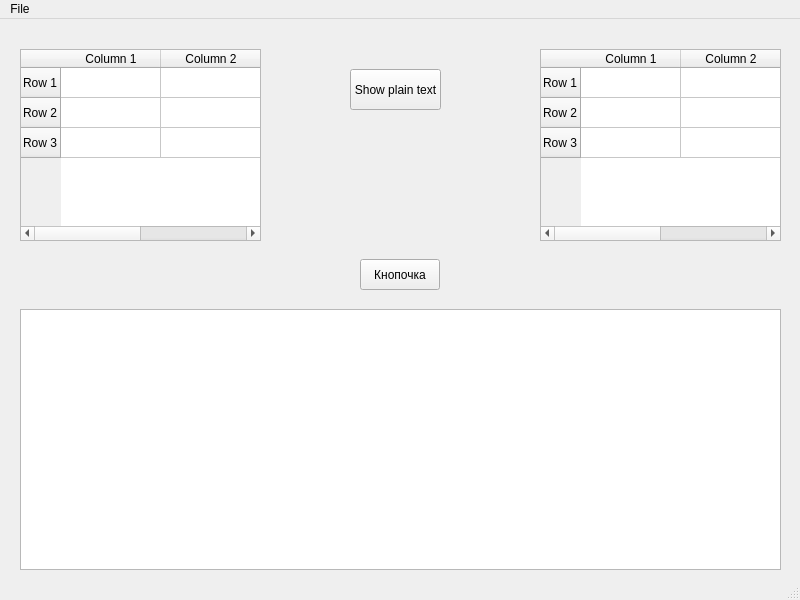
This is mainwindow.ui in fenryux/SAPR as Qt 5 draws it before an edit. The edited form follows.
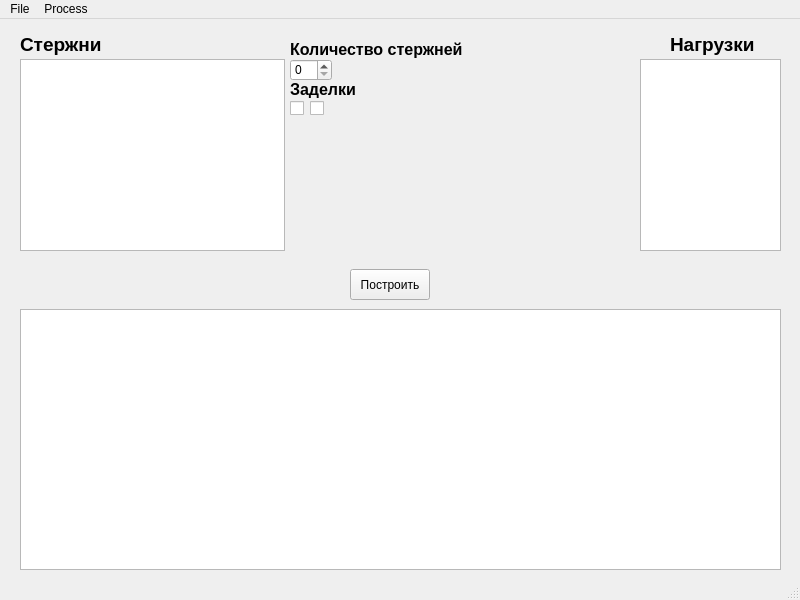
This is the edited form.

```diff
--- a/mainwindow.ui
+++ b/mainwindow.ui
@@ -27,100 +27,163 @@
      </rect>
     </property>
    </widget>
-   <widget class="QPushButton" name="pushButton">
-    <property name="geometry">
-     <rect>
-      <x>360</x>
-      <y>240</y>
-      <width>80</width>
-      <height>31</height>
-     </rect>
-    </property>
-    <property name="text">
-     <string>Кнопочка</string>
-    </property>
-   </widget>
-   <widget class="QTableWidget" name="tableWidget">
-    <property name="geometry">
-     <rect>
-      <x>20</x>
-      <y>30</y>
-      <width>241</width>
-      <height>192</height>
-     </rect>
-    </property>
-    <row>
-     <property name="text">
-      <string>Row 1</string>
-     </property>
-    </row>
-    <row>
-     <property name="text">
-      <string>Row 2</string>
-     </property>
-    </row>
-    <row>
-     <property name="text">
-      <string>Row 3</string>
-     </property>
-    </row>
-    <column>
-     <property name="text">
-      <string>Column 1</string>
-     </property>
-    </column>
-    <column>
-     <property name="text">
-      <string>Column 2</string>
-     </property>
-    </column>
-   </widget>
-   <widget class="QTableWidget" name="tableWidget_2">
-    <property name="geometry">
-     <rect>
-      <x>540</x>
-      <y>30</y>
-      <width>241</width>
-      <height>192</height>
-     </rect>
-    </property>
-    <row>
-     <property name="text">
-      <string>Row 1</string>
-     </property>
-    </row>
-    <row>
-     <property name="text">
-      <string>Row 2</string>
-     </property>
-    </row>
-    <row>
-     <property name="text">
-      <string>Row 3</string>
-     </property>
-    </row>
-    <column>
-     <property name="text">
-      <string>Column 1</string>
-     </property>
-    </column>
-    <column>
-     <property name="text">
-      <string>Column 2</string>
-     </property>
-    </column>
-   </widget>
-   <widget class="QPushButton" name="pushButton_2">
+   <widget class="QPushButton" name="paintPushButton">
     <property name="geometry">
      <rect>
       <x>350</x>
-      <y>50</y>
+      <y>250</y>
+      <width>80</width>
+      <height>31</height>
+     </rect>
+    </property>
+    <property name="text">
+     <string>Построить</string>
+    </property>
+   </widget>
+   <widget class="QTableWidget" name="barTableWidget">
+    <property name="geometry">
+     <rect>
+      <x>20</x>
+      <y>40</y>
+      <width>265</width>
+      <height>192</height>
+     </rect>
+    </property>
+    <property name="frameShape">
+     <enum>QFrame::StyledPanel</enum>
+    </property>
+    <property name="sizeAdjustPolicy">
+     <enum>QAbstractScrollArea::AdjustIgnored</enum>
+    </property>
+   </widget>
+   <widget class="QTableWidget" name="forceTableWidget">
+    <property name="geometry">
+     <rect>
+      <x>640</x>
+      <y>40</y>
+      <width>141</width>
+      <height>192</height>
+     </rect>
+    </property>
+   </widget>
+   <widget class="QLabel" name="barsLabel">
+    <property name="geometry">
+     <rect>
+      <x>20</x>
+      <y>10</y>
       <width>91</width>
-      <height>41</height>
+      <height>31</height>
      </rect>
     </property>
+    <property name="font">
+     <font>
+      <family>Segoe UI</family>
+      <pointsize>14</pointsize>
+      <weight>75</weight>
+      <bold>true</bold>
+     </font>
+    </property>
     <property name="text">
-     <string>Show plain text</string>
+     <string>Стержни</string>
+    </property>
+   </widget>
+   <widget class="QLabel" name="forcesLabel">
+    <property name="geometry">
+     <rect>
+      <x>670</x>
+      <y>10</y>
+      <width>91</width>
+      <height>31</height>
+     </rect>
+    </property>
+    <property name="font">
+     <font>
+      <family>Segoe UI</family>
+      <pointsize>14</pointsize>
+      <weight>75</weight>
+      <bold>true</bold>
+     </font>
+    </property>
+    <property name="text">
+     <string>Нагрузки</string>
+    </property>
+   </widget>
+   <widget class="QSpinBox" name="barAmountSpinBox">
+    <property name="geometry">
+     <rect>
+      <x>290</x>
+      <y>40</y>
+      <width>42</width>
+      <height>22</height>
+     </rect>
+    </property>
+   </widget>
+   <widget class="QLabel" name="barAmountLabel">
+    <property name="geometry">
+     <rect>
+      <x>290</x>
+      <y>20</y>
+      <width>181</width>
+      <height>21</height>
+     </rect>
+    </property>
+    <property name="font">
+     <font>
+      <family>Segoe UI</family>
+      <pointsize>12</pointsize>
+      <weight>75</weight>
+      <bold>true</bold>
+     </font>
+    </property>
+    <property name="text">
+     <string>Количество стержней</string>
+    </property>
+   </widget>
+   <widget class="QCheckBox" name="sealingLeftCheckBox">
+    <property name="geometry">
+     <rect>
+      <x>290</x>
+      <y>80</y>
+      <width>72</width>
+      <height>19</height>
+     </rect>
+    </property>
+    <property name="text">
+     <string/>
+    </property>
+   </widget>
+   <widget class="QCheckBox" name="sealingRightCheckBox">
+    <property name="geometry">
+     <rect>
+      <x>310</x>
+      <y>80</y>
+      <width>72</width>
+      <height>19</height>
+     </rect>
+    </property>
+    <property name="text">
+     <string/>
+    </property>
+   </widget>
+   <widget class="QLabel" name="sealingLabel">
+    <property name="geometry">
+     <rect>
+      <x>290</x>
+      <y>60</y>
+      <width>71</width>
+      <height>21</height>
+     </rect>
+    </property>
+    <property name="font">
+     <font>
+      <family>Segoe UI</family>
+      <pointsize>12</pointsize>
+      <weight>75</weight>
+      <bold>true</bold>
+     </font>
+    </property>
+    <property name="text">
+     <string>Заделки</string>
     </property>
    </widget>
   </widget>
@@ -143,7 +206,15 @@
     <addaction name="separator"/>
     <addaction name="actionExit"/>
    </widget>
+   <widget class="QMenu" name="menuProcess">
+    <property name="title">
+     <string>Process</string>
+    </property>
+    <addaction name="actionPreprocessor"/>
+    <addaction name="actionPostprocessor"/>
+   </widget>
    <addaction name="menuFile"/>
+   <addaction name="menuProcess"/>
   </widget>
   <widget class="QStatusBar" name="statusbar"/>
   <action name="actionSave_as">
```
Left out of the diff: 15 changed lines with no effect on the pictures.
